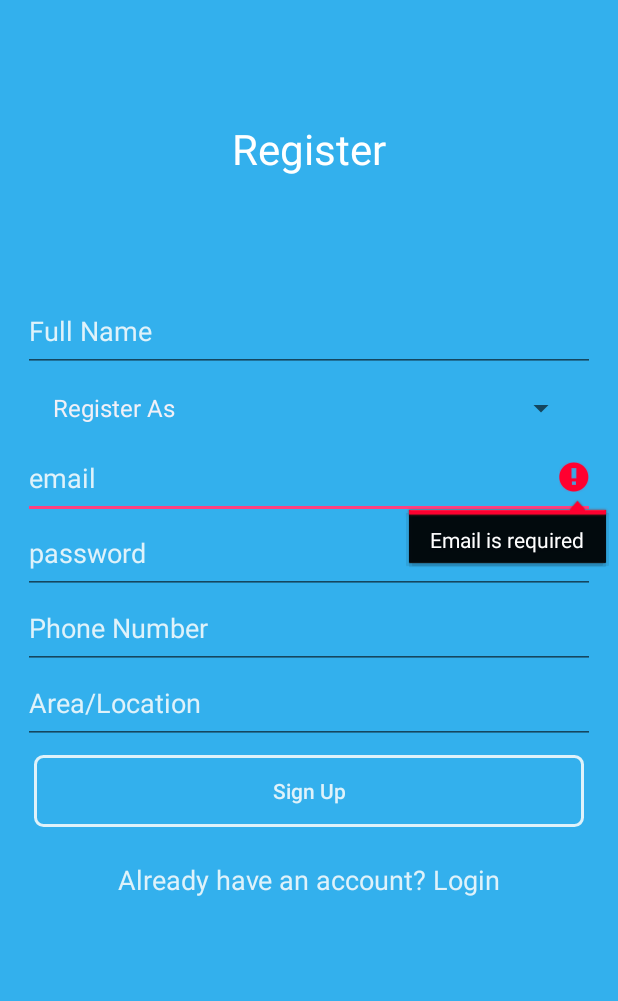
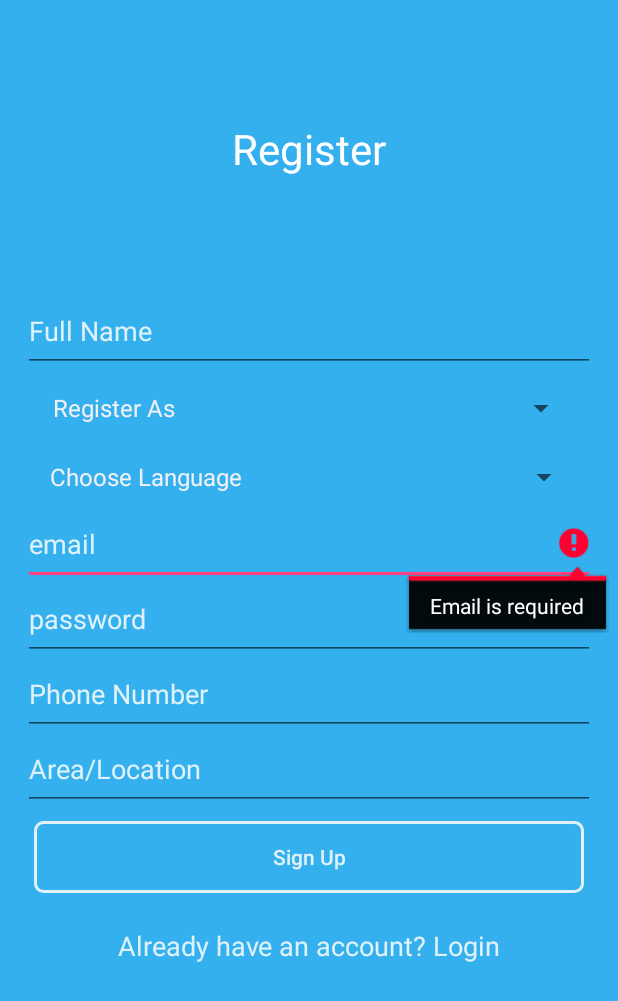
Before and after one commit to Darshpreet2000/Farmer-Portal, an Android app: the screen it shows after launch (Register), after a tap on "Sign Up", on a phone screen of 412 x 824 dp. Shown: the top 1001 px of the screen. Run offline under Robolectric (Android 15) with nearby library versions, the light colour scheme and no system bars; our stand-ins replace Firebase (no records; nobody signed in at launch, a user with empty details on screens opened directly).

Commit message:
Added UserLanguage Form

```diff
--- a/app/src/main/java/com/example/farmer_portalnew/Register.java
+++ b/app/src/main/java/com/example/farmer_portalnew/Register.java
@@ -28,7 +28,31 @@ public class Register extends AppCompatActivity implements View.OnClickListener
     EditText editTextEmail, editTextPassword,editTextName,editTextPhoneNumber,editTextIndustry,editTextArea;
     private FirebaseAuth mAuth;
     Spinner RegisterAs;
+    Spinner Language;
 
+   private void setupLanguageSpinner(){
+       ArrayList<String> arrayList1 = new ArrayList<>();
+       arrayList1.add("Choose Language");
+       arrayList1.add("English");
+       arrayList1.add("हिन्दी");
+       ArrayAdapter<String> arrayAdapter1=new ArrayAdapter<String>(getApplicationContext(),android.R.layout.simple_spinner_item,arrayList1){
+
+           @Override
+           public boolean isEnabled(int position) {
+               if(position==0){
+                   return  false;
+               }
+               else{
+                   return true;
+               }
+           }
+       };
+       arrayAdapter1.setDropDownViewResource(android.R.layout.simple_spinner_dropdown_item);
+       Language.setAdapter(arrayAdapter1);
+       Language.setPrompt("Choose Language");
+       Language.setSelection(0, false);
+
+   }
     private void setupspinner(){
         ArrayList<String> arrayList = new ArrayList<>();
         arrayList.add("Register As");
@@ -67,6 +91,8 @@ public class Register extends AppCompatActivity implements View.OnClickListener
 
         editTextArea = (EditText) findViewById(R.id.Area);
         RegisterAs=findViewById(R.id.RegisterAs);
+        Language=findViewById(R.id.Language);
+
 
 
         mAuth = FirebaseAuth.getInstance();
@@ -74,6 +100,8 @@ public class Register extends AppCompatActivity implements View.OnClickListener
         myRef = database.getReference("users");
 
         setupspinner();
+        setupLanguageSpinner();
+
         RegisterAs.setOnItemSelectedListener(new AdapterView.OnItemSelectedListener() {
             @Override
             public void onItemSelected(AdapterView<?> parent, View view, int position, long id) {
@@ -84,7 +112,16 @@ public class Register extends AppCompatActivity implements View.OnClickListener
             public void onNothingSelected(AdapterView <?> parent) {
             }
         });
-
+        Language.setOnItemSelectedListener(new AdapterView.OnItemSelectedListener() {
+            @Override
+            public void onItemSelected(AdapterView<?> parent, View view, int position, long id) {
+                String tutorialsName = parent.getItemAtPosition(position).toString();
+                Toast.makeText(parent.getContext(), "Selected: " + tutorialsName,Toast.LENGTH_LONG).show();
+            }
+            @Override
+            public void onNothingSelected(AdapterView <?> parent) {
+            }
+        });
 
         if(mAuth.getCurrentUser()!=null){
             Intent intent=new Intent(getApplicationContext(), NavigationDrawer.class);
@@ -103,10 +140,17 @@ public class Register extends AppCompatActivity implements View.OnClickListener
         final String name = editTextName.getText().toString().trim();
         final String phonenumber = editTextPhoneNumber.getText().toString().trim();
         String RegisteredAs=RegisterAs.getSelectedItem().toString();
+        String UserLanguage=Language.getSelectedItem().toString();
+
 
         final String area = editTextArea.getText().toString().trim();
         if(RegisteredAs=="Register As"){
             Toast.makeText(this, "Please Select Register As", Toast.LENGTH_SHORT).show();
+
+        }
+        if(RegisteredAs=="Choose Language"){
+            Toast.makeText(this, "Please Select Your Language", Toast.LENGTH_SHORT).show();
+
 
         }
 
@@ -144,10 +188,10 @@ public class Register extends AppCompatActivity implements View.OnClickListener
             return;
         }
 
-        if(RegisteredAs!="Register As")
+        if(RegisteredAs!="Register As"&&UserLanguage!="Choose Language")
         {
             Intent intent=new Intent(Register.this,PhoneNumberVerify.class);
-            User user =new User(area,email,name,password,phonenumber,RegisteredAs);
+            User user =new User(area,email,name,password,phonenumber,RegisteredAs,UserLanguage);
      //       User user =new User(name,email,phonenumber,area,RegisteredAs);///
             intent.putExtra("User", user);
             intent.putExtra("sender","register");
--- a/app/src/main/res/layout/activity_register.xml
+++ b/app/src/main/res/layout/activity_register.xml
@@ -53,6 +53,11 @@
                     android:layout_width="match_parent"
                     android:layout_height="wrap_content"
                     android:layout_margin="12dp" />
+                <Spinner
+                    android:layout_width="match_parent"
+                    android:layout_height="wrap_content"
+                    android:id="@+id/Language"
+                    android:layout_margin="10dp"/>
 
 
 
```
Also changed, not shown: app/src/main/java/com/example/farmer_portalnew/Classes/User.java (+11 -2 lines).
